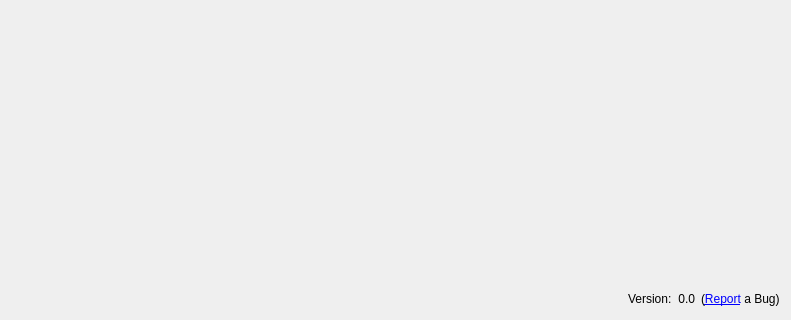
The window that src/vorta/assets/UI/misctab.ui (borgbase/vorta) describes before a commit, drawn with Qt 5; both pictures show x 0 to 791 and y 177 to 497 of the 791 by 497 pixel window.
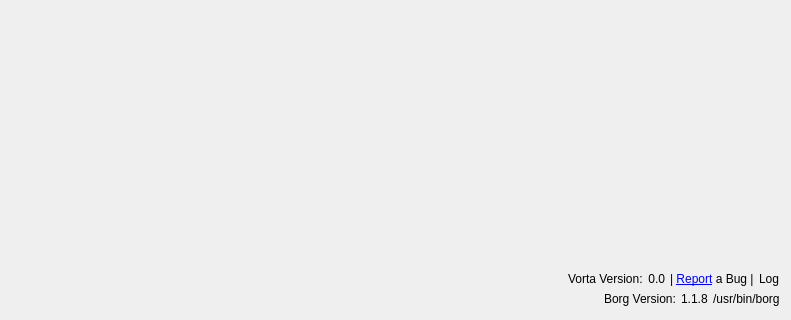
The same window after the commit.

Commit message:
Get borg version and path on startup. Link to log folder. (#247)
* Get borg version and path on startup. Link to log folder. Fixes #205, #230, #120

```diff
--- a/src/vorta/assets/UI/misctab.ui
+++ b/src/vorta/assets/UI/misctab.ui
@@ -14,6 +14,9 @@
    <string>Form</string>
   </property>
   <layout class="QVBoxLayout" name="verticalLayout_2">
+   <property name="spacing">
+    <number>0</number>
+   </property>
    <item>
     <layout class="QVBoxLayout" name="checkboxLayout">
      <property name="topMargin">
@@ -36,6 +39,12 @@
    </item>
    <item>
     <layout class="QHBoxLayout" name="horizontalLayout">
+     <property name="spacing">
+      <number>5</number>
+     </property>
+     <property name="topMargin">
+      <number>0</number>
+     </property>
      <item>
       <spacer name="horizontalSpacer">
        <property name="orientation">
@@ -52,7 +61,7 @@
      <item>
       <widget class="QLabel" name="label_2">
        <property name="text">
-        <string>Version:</string>
+        <string>Vorta Version:</string>
        </property>
       </widget>
      </item>
@@ -69,10 +78,67 @@
      <item>
       <widget class="QLabel" name="label">
        <property name="text">
-        <string>&lt;html&gt;&lt;head/&gt;&lt;body&gt;&lt;p&gt;(&lt;a href=&quot;https://github.com/borgbase/vorta/issues/new/choose&quot;&gt;&lt;span style=&quot; text-decoration: underline; color:#0000ff;&quot;&gt;Report&lt;/span&gt;&lt;/a&gt; a Bug)&lt;/p&gt;&lt;/body&gt;&lt;/html&gt;</string>
+        <string>&lt;html&gt;&lt;head/&gt;&lt;body&gt;&lt;p&gt;| &lt;a href=&quot;https://github.com/borgbase/vorta/issues/new/choose&quot;&gt;&lt;span style=&quot; text-decoration: underline; color:#0000ff;&quot;&gt;Report&lt;/span&gt;&lt;/a&gt; a Bug |&lt;/p&gt;&lt;/body&gt;&lt;/html&gt;</string>
        </property>
        <property name="openExternalLinks">
         <bool>true</bool>
+       </property>
+      </widget>
+     </item>
+     <item>
+      <widget class="QLabel" name="logLink">
+       <property name="text">
+        <string>&lt;a href=&quot;file:///&quot;&gt;Log&lt;/a&gt;</string>
+       </property>
+       <property name="indent">
+        <number>0</number>
+       </property>
+       <property name="openExternalLinks">
+        <bool>true</bool>
+       </property>
+      </widget>
+     </item>
+    </layout>
+   </item>
+   <item>
+    <layout class="QHBoxLayout" name="horizontalLayout_2">
+     <property name="spacing">
+      <number>5</number>
+     </property>
+     <property name="topMargin">
+      <number>0</number>
+     </property>
+     <item>
+      <spacer name="horizontalSpacer_2">
+       <property name="orientation">
+        <enum>Qt::Horizontal</enum>
+       </property>
+       <property name="sizeHint" stdset="0">
+        <size>
+         <width>40</width>
+         <height>20</height>
+        </size>
+       </property>
+      </spacer>
+     </item>
+     <item>
+      <widget class="QLabel" name="label_3">
+       <property name="text">
+        <string>Borg Version:</string>
+       </property>
+      </widget>
+     </item>
+     <item>
+      <widget class="QLabel" name="borgVersion">
+       <property name="text">
+        <string>1.1.8</string>
+       </property>
+      </widget>
+     </item>
+     <item>
+      <widget class="QLabel" name="borgPath">
+       <property name="text">
+        <string>/usr/bin/borg</string>
        </property>
       </widget>
      </item>
```
The commit also changes 8 other files.
